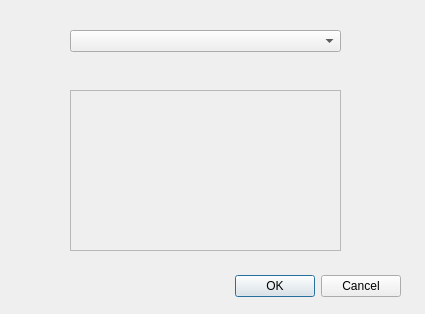
Above: first_window.ui from jamemanionda/2023_skku_medical before the change. Below: the same form after it.
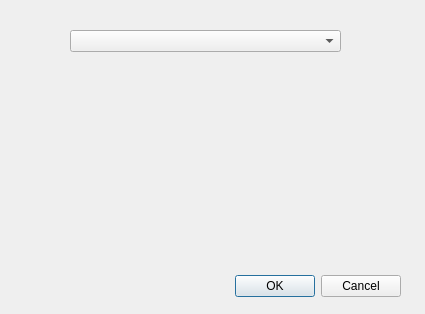
That is the form after the change.

```diff
--- a/first_window.ui
+++ b/first_window.ui
@@ -39,22 +39,6 @@
     </rect>
    </property>
   </widget>
-  <widget class="QFrame" name="frame_icon">
-   <property name="geometry">
-    <rect>
-     <x>70</x>
-     <y>90</y>
-     <width>271</width>
-     <height>161</height>
-    </rect>
-   </property>
-   <property name="frameShape">
-    <enum>QFrame::StyledPanel</enum>
-   </property>
-   <property name="frameShadow">
-    <enum>QFrame::Raised</enum>
-   </property>
-  </widget>
   <widget class="QLabel" name="label_description">
    <property name="geometry">
     <rect>
@@ -68,6 +52,19 @@
     <string/>
    </property>
   </widget>
+  <widget class="QLabel" name="descrip_pic">
+   <property name="geometry">
+    <rect>
+     <x>70</x>
+     <y>80</y>
+     <width>261</width>
+     <height>171</height>
+    </rect>
+   </property>
+   <property name="text">
+    <string/>
+   </property>
+  </widget>
  </widget>
  <resources/>
  <connections>
```
